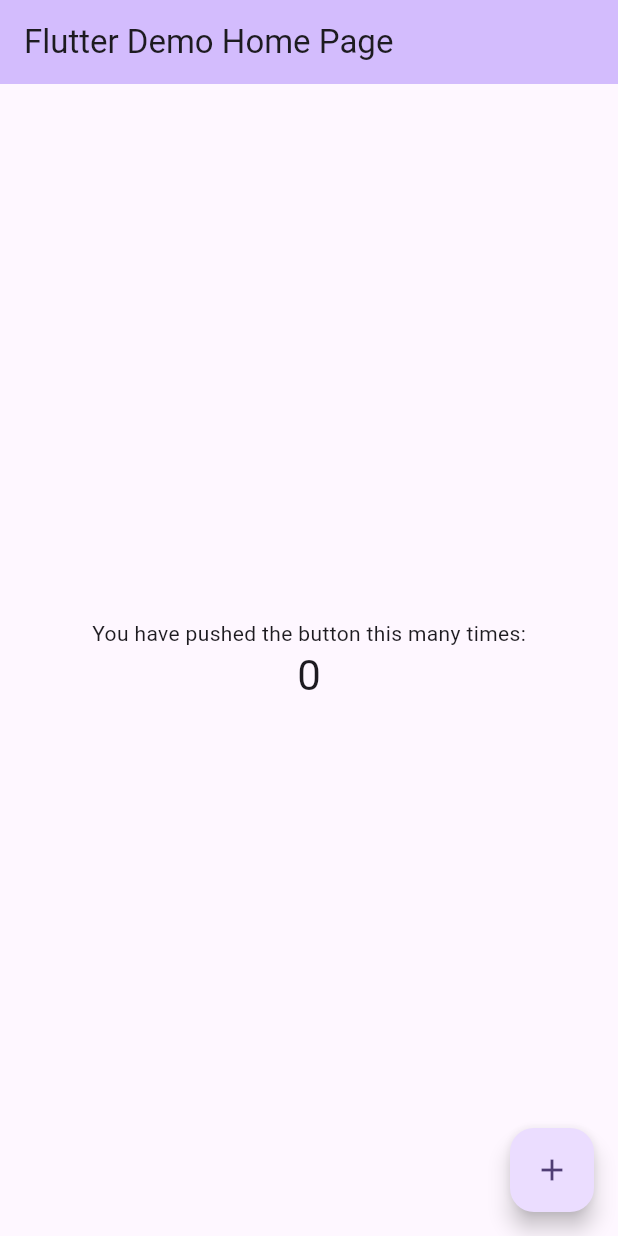
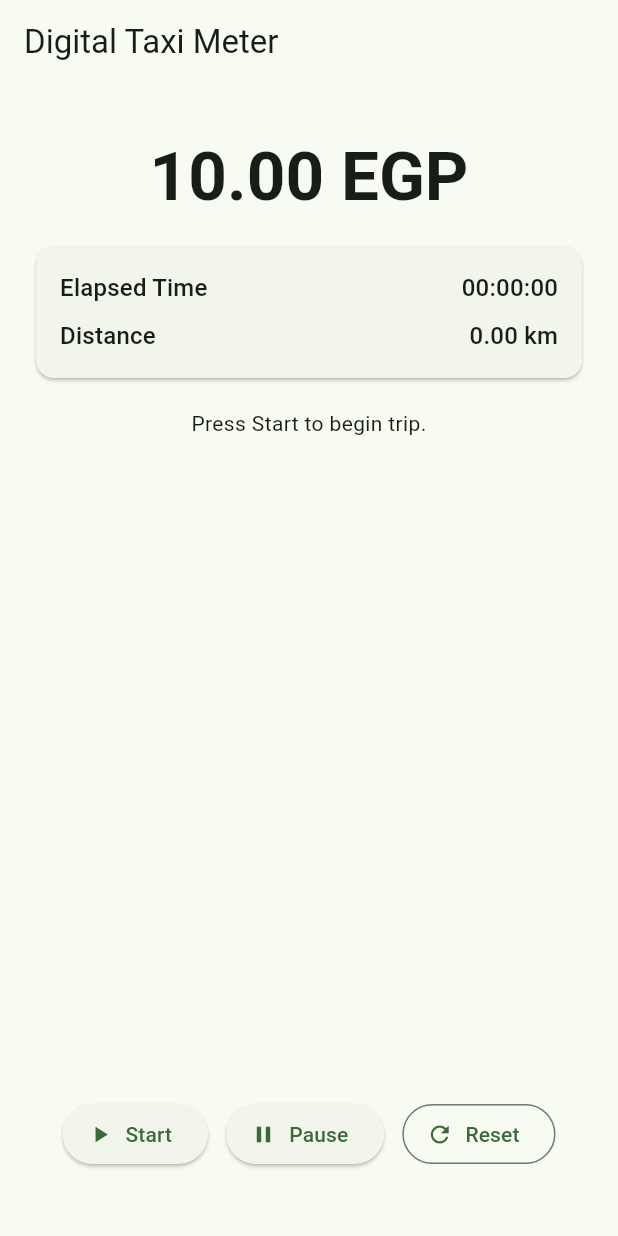
Before and after one commit to mahmoud11199/mymetrquot, a Flutter app: the screen it shows after launch, on a phone screen of 412 x 824 dp. Run offline on Flutter 3.47's test engine with Material 3 defaults, Android fonts, the light colour scheme and no system bars; our stand-ins replace geolocator.

Commit message:
Implement Flutter digital taxi meter with GPS fare logic

```diff
--- /dev/null
+++ b/lib/fare_calculator.dart
@@ -0,0 +1,22 @@
+class FareCalculator {
+  const FareCalculator({
+    this.baseFare = 10,
+    this.perKilometerRate = 3,
+    this.perMinuteRate = 0.5,
+  });
+
+  final double baseFare;
+  final double perKilometerRate;
+  final double perMinuteRate;
+
+  double calculateFare({
+    required Duration elapsed,
+    required double distanceKm,
+  }) {
+    final minutes = elapsed.inSeconds / 60;
+    final distanceCharge = distanceKm * perKilometerRate;
+    final timeCharge = minutes * perMinuteRate;
+
+    return baseFare + distanceCharge + timeCharge;
+  }
+}
--- a/lib/main.dart
+++ b/lib/main.dart
@@ -1,66 +1,254 @@
+import 'dart:async';
+
 import 'package:flutter/material.dart';
+import 'package:geolocator/geolocator.dart';
+
+import 'fare_calculator.dart';
 
 void main() {
-  runApp(const MyApp());
+  runApp(const TaxiMeterApp());
 }
 
-class MyApp extends StatelessWidget {
-  const MyApp({super.key});
+class TaxiMeterApp extends StatelessWidget {
+  const TaxiMeterApp({super.key});
 
   @override
   Widget build(BuildContext context) {
     return MaterialApp(
-      title: 'Flutter Demo',
+      title: 'Digital Taxi Meter',
       theme: ThemeData(
-        colorScheme: ColorScheme.fromSeed(seedColor: Colors.deepPurple),
+        useMaterial3: true,
+        colorScheme: ColorScheme.fromSeed(seedColor: Colors.green),
       ),
-      home: const MyHomePage(title: 'Flutter Demo Home Page'),
+      home: const TaxiMeterPage(),
     );
   }
 }
 
-class MyHomePage extends StatefulWidget {
-  const MyHomePage({super.key, required this.title});
-
-  final String title;
+class TaxiMeterPage extends StatefulWidget {
+  const TaxiMeterPage({super.key});
 
   @override
-  State<MyHomePage> createState() => _MyHomePageState();
+  State<TaxiMeterPage> createState() => _TaxiMeterPageState();
 }
 
-class _MyHomePageState extends State<MyHomePage> {
-  int _counter = 0;
+class _TaxiMeterPageState extends State<TaxiMeterPage> {
+  static const _fareCalculator = FareCalculator();
 
-  void _incrementCounter() {
+  Timer? _timer;
+  StreamSubscription<Position>? _positionSubscription;
+
+  Duration _elapsed = Duration.zero;
+  double _distanceKm = 0;
+  double _fare = _fareCalculator.baseFare;
+
+  bool _isRunning = false;
+  Position? _lastPosition;
+  String _statusMessage = 'Press Start to begin trip.';
+
+  @override
+  void dispose() {
+    _timer?.cancel();
+    _positionSubscription?.cancel();
+    super.dispose();
+  }
+
+  Future<void> _startMeter() async {
+    if (_isRunning) {
+      return;
+    }
+
+    final serviceEnabled = await Geolocator.isLocationServiceEnabled();
+    if (!serviceEnabled) {
+      _updateStatus('Location services are disabled.');
+      return;
+    }
+
+    var permission = await Geolocator.checkPermission();
+    if (permission == LocationPermission.denied) {
+      permission = await Geolocator.requestPermission();
+    }
+
+    if (permission == LocationPermission.denied ||
+        permission == LocationPermission.deniedForever) {
+      _updateStatus('Location permission is denied.');
+      return;
+    }
+
+    _timer = Timer.periodic(const Duration(seconds: 1), (_) {
+      setState(() {
+        _elapsed += const Duration(seconds: 1);
+        _recalculateFare();
+      });
+    });
+
+    _positionSubscription = Geolocator.getPositionStream(
+      locationSettings: const LocationSettings(
+        accuracy: LocationAccuracy.best,
+        distanceFilter: 5,
+      ),
+    ).listen((position) {
+      if (_lastPosition != null) {
+        final traveledMeters = Geolocator.distanceBetween(
+          _lastPosition!.latitude,
+          _lastPosition!.longitude,
+          position.latitude,
+          position.longitude,
+        );
+
+        setState(() {
+          _distanceKm += traveledMeters / 1000;
+          _lastPosition = position;
+          _recalculateFare();
+        });
+      } else {
+        _lastPosition = position;
+      }
+    });
+
     setState(() {
-      _counter++;
+      _isRunning = true;
+      _statusMessage = 'Trip running...';
     });
+  }
+
+  void _pauseMeter() {
+    if (!_isRunning) {
+      return;
+    }
+
+    _timer?.cancel();
+    _timer = null;
+    _positionSubscription?.cancel();
+    _positionSubscription = null;
+
+    setState(() {
+      _isRunning = false;
+      _statusMessage = 'Trip paused.';
+    });
+  }
+
+  void _resetMeter() {
+    _timer?.cancel();
+    _positionSubscription?.cancel();
+
+    setState(() {
+      _timer = null;
+      _positionSubscription = null;
+      _elapsed = Duration.zero;
+      _distanceKm = 0;
+      _fare = _fareCalculator.baseFare;
+      _isRunning = false;
+      _lastPosition = null;
+      _statusMessage = 'Press Start to begin trip.';
+    });
+  }
+
+  void _recalculateFare() {
+    _fare = _fareCalculator.calculateFare(
+      elapsed: _elapsed,
+      distanceKm: _distanceKm,
+    );
+  }
+
+  void _updateStatus(String message) {
+    setState(() {
+      _statusMessage = message;
+    });
+  }
+
+  String get _formattedTime {
+    final hours = _elapsed.inHours;
+    final minutes = _elapsed.inMinutes.remainder(60);
+    final seconds = _elapsed.inSeconds.remainder(60);
+    return '${hours.toString().padLeft(2, '0')}:${minutes.toString().padLeft(2, '0')}:${seconds.toString().padLeft(2, '0')}';
   }
 
   @override
   Widget build(BuildContext context) {
     return Scaffold(
       appBar: AppBar(
-        backgroundColor: Theme.of(context).colorScheme.inversePrimary,
-        title: Text(widget.title),
+        title: const Text('Digital Taxi Meter'),
       ),
-      body: Center(
+      body: Padding(
+        padding: const EdgeInsets.all(20),
         child: Column(
-          mainAxisAlignment: MainAxisAlignment.center,
-          children: <Widget>[
-            const Text('You have pushed the button this many times:'),
+          crossAxisAlignment: CrossAxisAlignment.stretch,
+          children: [
+            const SizedBox(height: 16),
             Text(
-              '$_counter',
-              style: Theme.of(context).textTheme.headlineMedium,
+              '${_fare.toStringAsFixed(2)} EGP',
+              textAlign: TextAlign.center,
+              style: Theme.of(context).textTheme.displayMedium?.copyWith(
+                    fontWeight: FontWeight.bold,
+                  ),
             ),
+            const SizedBox(height: 16),
+            Card(
+              child: Padding(
+                padding: const EdgeInsets.all(16),
+                child: Column(
+                  children: [
+                    _InfoRow(label: 'Elapsed Time', value: _formattedTime),
+                    const SizedBox(height: 8),
+                    _InfoRow(
+                      label: 'Distance',
+                      value: '${_distanceKm.toStringAsFixed(2)} km',
+                    ),
+                  ],
+                ),
+              ),
+            ),
+            const SizedBox(height: 16),
+            Text(
+              _statusMessage,
+              textAlign: TextAlign.center,
+            ),
+            const Spacer(),
+            Wrap(
+              spacing: 12,
+              runSpacing: 12,
+              alignment: WrapAlignment.center,
+              children: [
+                ElevatedButton.icon(
+                  onPressed: _startMeter,
+                  icon: const Icon(Icons.play_arrow),
+                  label: const Text('Start'),
+                ),
+                ElevatedButton.icon(
+                  onPressed: _pauseMeter,
+                  icon: const Icon(Icons.pause),
+                  label: const Text('Pause'),
+                ),
+                OutlinedButton.icon(
+                  onPressed: _resetMeter,
+                  icon: const Icon(Icons.refresh),
+                  label: const Text('Reset'),
+                ),
+              ],
+            ),
+            const SizedBox(height: 24),
           ],
         ),
-      ),
-      floatingActionButton: FloatingActionButton(
-        onPressed: _incrementCounter,
-        tooltip: 'Increment',
-        child: const Icon(Icons.add),
       ),
     );
   }
 }
+
+class _InfoRow extends StatelessWidget {
+  const _InfoRow({required this.label, required this.value});
+
+  final String label;
+  final String value;
+
+  @override
+  Widget build(BuildContext context) {
+    return Row(
+      mainAxisAlignment: MainAxisAlignment.spaceBetween,
+      children: [
+        Text(label, style: Theme.of(context).textTheme.titleMedium),
+        Text(value, style: Theme.of(context).textTheme.titleMedium),
+      ],
+    );
+  }
+}
--- a/pubspec.yaml
+++ b/pubspec.yaml
@@ -10,6 +10,7 @@ dependencies:
   flutter:
     sdk: flutter
   cupertino_icons: ^1.0.8
+  geolocator: ^13.0.2
 
 dev_dependencies:
   flutter_test:
```
Also changed, not shown: 3 other files.
